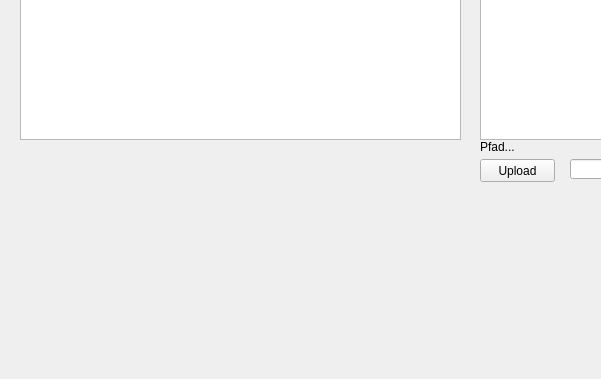
Old version of the form StreptoDB/StreptoGUI.ui in the repository alexjanssen/StreptoDB; both pictures show x 0 to 601 and y 208 to 587 of the 879 by 587 pixel window.
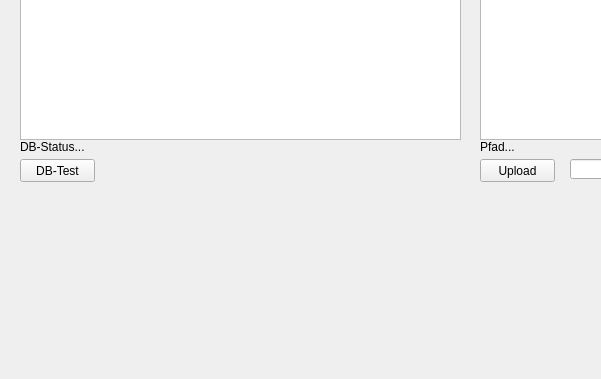
New version of the form.

Commit message: Included SQLite -simple DB connection test

What changed in the file:
```diff
--- a/StreptoDB/StreptoGUI.ui
+++ b/StreptoDB/StreptoGUI.ui
@@ -96,6 +96,32 @@
      <string>Pfad...</string>
     </property>
    </widget>
+   <widget class="QPushButton" name="bttn_dbtest">
+    <property name="geometry">
+     <rect>
+      <x>20</x>
+      <y>350</y>
+      <width>75</width>
+      <height>23</height>
+     </rect>
+    </property>
+    <property name="text">
+     <string>DB-Test</string>
+    </property>
+   </widget>
+   <widget class="QLabel" name="label_4">
+    <property name="geometry">
+     <rect>
+      <x>20</x>
+      <y>330</y>
+      <width>441</width>
+      <height>16</height>
+     </rect>
+    </property>
+    <property name="text">
+     <string>DB-Status...</string>
+    </property>
+   </widget>
   </widget>
   <widget class="QMenuBar" name="menuBar">
    <property name="geometry">
```
Left out of the diff: 17 changed lines with no effect on the pictures. The commit also changes 18 other files.
